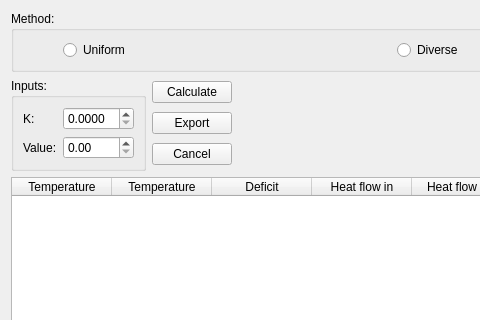
Gahemo0306/SoftawareShen, file problemtable.ui: the form before one commit; both pictures show x 0 to 480 and y 0 to 320 of the 788 by 499 pixel window.
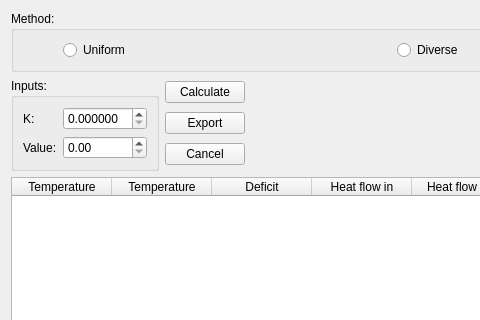
The form after the commit.

Diff of the .ui file:
```diff
--- a/problemtable.ui
+++ b/problemtable.ui
@@ -101,7 +101,7 @@
         <item row="0" column="1">
          <widget class="QDoubleSpinBox" name="K">
           <property name="decimals">
-           <number>4</number>
+           <number>6</number>
           </property>
           <property name="minimum">
            <double>0.000000000000000</double>
```
